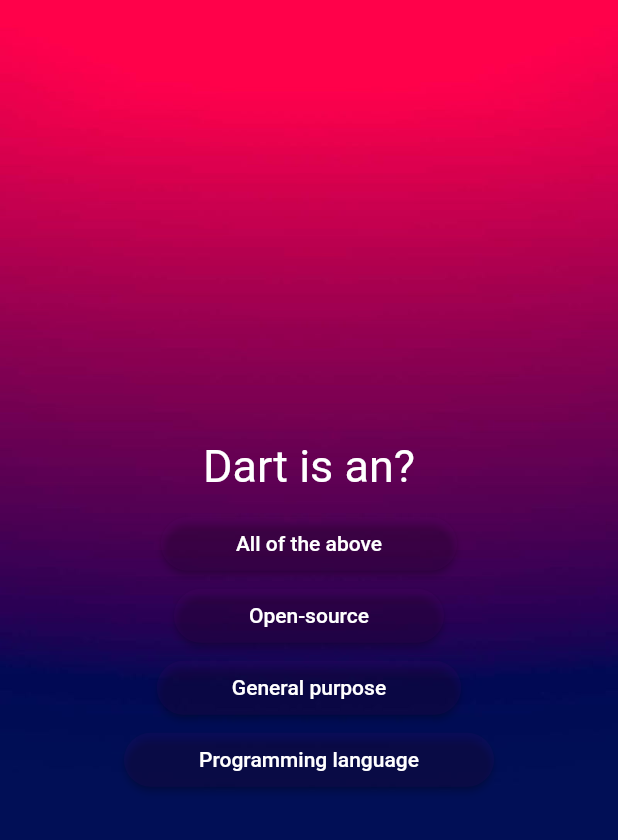
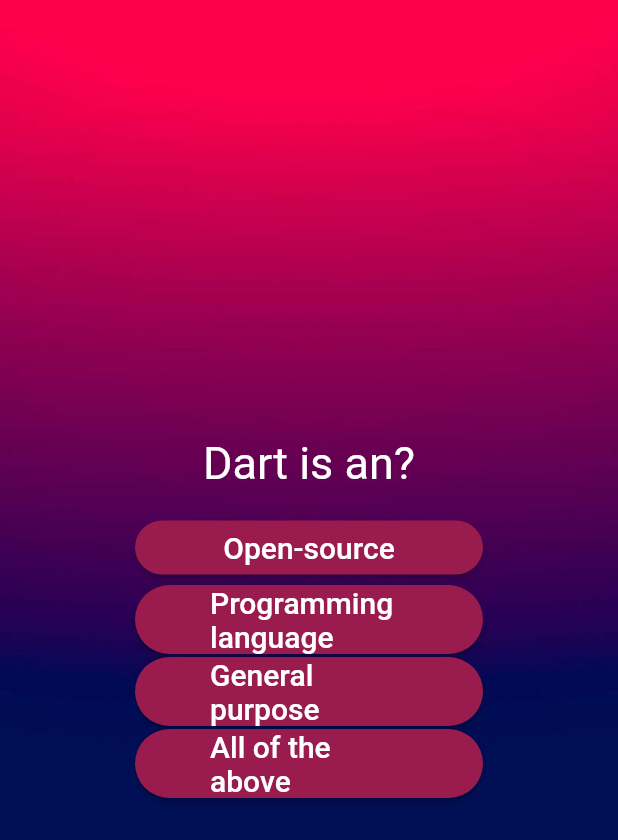
Before and after one commit to LarsDpride/Quiz_App, a Flutter app: the screen it shows after launch, after a tap on "start quiz", on a phone screen of 412 x 824 dp. Shown: the top 840 px of the screen. Run offline on Flutter 3.47's test engine with Material 2 defaults, Android fonts, the phone set to English and light mode, and no system bars.

Commit message:
updated the Question screen

```diff
--- a/lib/components/answer_buttons.dart
+++ b/lib/components/answer_buttons.dart
@@ -11,11 +11,14 @@ class AnswerButton extends StatelessWidget {
     return ElevatedButton(
       style: ElevatedButton.styleFrom(
           padding: const EdgeInsets.symmetric(horizontal: 50),
-          backgroundColor: const Color.fromARGB(19, 125, 8, 154),
+          backgroundColor: const Color.fromARGB(255, 154, 27, 78),
           shape:
               RoundedRectangleBorder(borderRadius: BorderRadius.circular(40))),
       onPressed: onTap,
-      child: Text(answertext),
+      child: Text(answertext,
+          style: const TextStyle(
+            fontSize: 20,
+          )),
     );
   }
 }
--- a/lib/main.dart
+++ b/lib/main.dart
@@ -4,7 +4,7 @@ import 'package:quiz_app/start_screen.dart';
 
 void main() {
   runApp(
-    Quiz(),
+    const Quiz(),
   );
 }
 
@@ -29,7 +29,6 @@ class _QuizState extends State<Quiz> {
       debugShowCheckedModeBanner: false,
       home: Scaffold(
         body: Container(
-          width: double.infinity,
           decoration: const BoxDecoration(
             image: DecorationImage(
               image: AssetImage('assets/bc.jpg'),
--- a/lib/question_screen.dart
+++ b/lib/question_screen.dart
@@ -10,27 +10,40 @@ class QuestionScreen extends StatefulWidget {
 }
 
 class _QuestionState extends State<QuestionScreen> {
+  var currentquestionindex = 0;
+  void changeIndex() {
+    setState(() {
+      currentquestionindex++;
+    });
+  }
+
   @override
   Widget build(BuildContext context) {
-    final currentquestion = questionslist[0];
+    final currentquestion = questionslist[currentquestionindex];
+
     return SizedBox(
       width: double.infinity,
+      child: Padding(
+        padding: const EdgeInsets.all(90),
         child: Column(
           mainAxisAlignment: MainAxisAlignment.center,
+          crossAxisAlignment: CrossAxisAlignment.stretch,
           children: [
             Text(currentquestion.text,
                 style: const TextStyle(
                   color: Colors.white,
                   fontSize: 30,
-              )),
+                ),
+                textAlign: TextAlign.center),
             const SizedBox(
-            height: 10,
+              height: 15,
             ),
-          AnswerButton(currentquestion.answers[0], () {}),
-          AnswerButton(currentquestion.answers[1], () {}),
-          AnswerButton(currentquestion.answers[2], () {}),
-          AnswerButton(currentquestion.answers[3], () {}),
+            //... is spread opreater divide list into indivitual widgets
+            ...currentquestion.shuffleAnswers().map(
+                  (answers) => AnswerButton(answers, changeIndex),
+                ),
           ],
+        ),
       ),
     );
   }
--- a/lib/quizData/questions_class.dart
+++ b/lib/quizData/questions_class.dart
@@ -2,4 +2,10 @@ class QuestionsClass {
   QuestionsClass(this.text, this.answers);
   final String text;
   final List<String> answers;
+
+  List<String> shuffleAnswers() {
+    final shuffled = List.of(answers);
+    shuffled.shuffle();
+    return shuffled;
+  }
 }
```
Lines whose indentation alone changed are shown as unchanged.
